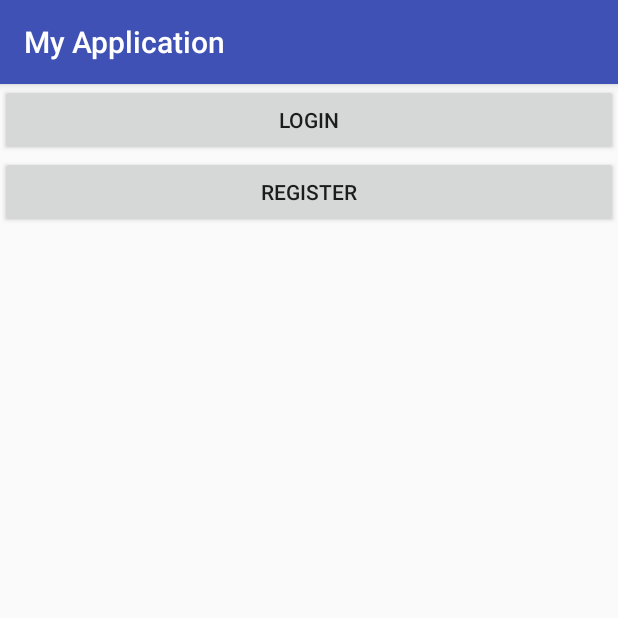
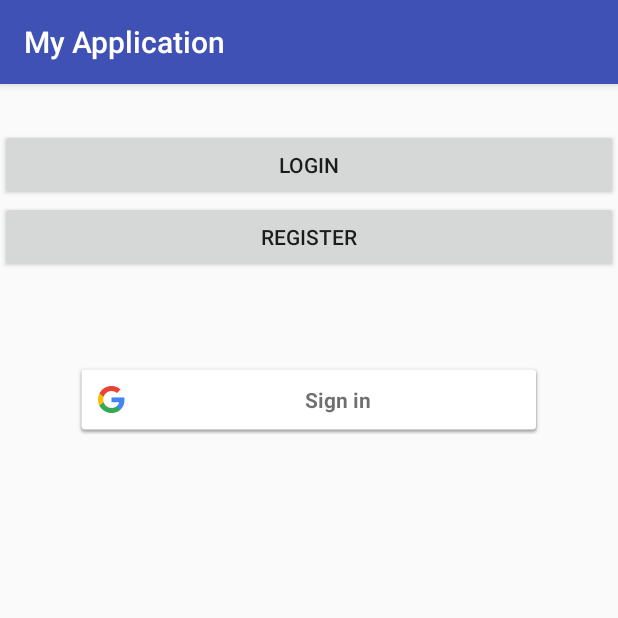
Before and after one commit to martacbs/ProjectCMU, an Android app: the screen it shows after launch (MainActivity), on a phone screen of 412 x 824 dp, the top half of it. Run offline under Robolectric (Android 15) with nearby library versions, the light colour scheme and no system bars.

Commit message:
google sign done v1

```diff
--- a/app/build.gradle
+++ b/app/build.gradle
@@ -23,11 +23,13 @@ dependencies {
     implementation fileTree(include: ['*.jar'], dir: 'libs')
     implementation 'com.android.support:appcompat-v7:26.1.0'
     implementation 'com.android.support.constraint:constraint-layout:1.0.2'
+    implementation 'com.google.firebase:firebase-messaging:11.8.0'
     testImplementation 'junit:junit:4.12'
     androidTestImplementation 'com.android.support.test:runner:1.0.1'
     androidTestImplementation 'com.android.support.test.espresso:espresso-core:3.0.1'
     compile 'com.android.support:recyclerview-v7:26.+'
-    compile 'com.google.android.gms:play-services-auth:11.6.0'
-    compile 'com.github.bumptech.glide:glide:4.5.0'
+    compile 'com.google.android.gms:play-services-auth:11.8.0'
+    compile 'com.github.bumptech.glide:glide:3.8.0'
+    compile 'com.google.firebase:firebase-ads:11.8.0'
 }
 apply plugin: 'com.google.gms.google-services'
--- a/app/src/main/java/com/example/martasantos/myapplication/MainActivity.java
+++ b/app/src/main/java/com/example/martasantos/myapplication/MainActivity.java
@@ -1,19 +1,37 @@
 package com.example.martasantos.myapplication;
 
 import android.content.Intent;
+import android.support.annotation.NonNull;
 import android.support.v7.app.AppCompatActivity;
 import android.os.Bundle;
 import android.view.View;
 import android.widget.Button;
+import android.widget.ImageView;
+import android.widget.LinearLayout;
+import android.widget.Toast;
 
+import com.bumptech.glide.Glide;
+import com.example.martasantos.myapplication.database.Interesses;
+import com.example.martasantos.myapplication.interests.UserInterests;
 import com.example.martasantos.myapplication.login.Login;
 import com.example.martasantos.myapplication.register.UserRegister;
+import com.google.android.gms.auth.api.Auth;
+import com.google.android.gms.auth.api.signin.GoogleSignInAccount;
+import com.google.android.gms.auth.api.signin.GoogleSignInOptions;
+import com.google.android.gms.auth.api.signin.GoogleSignInResult;
+import com.google.android.gms.common.ConnectionResult;
+import com.google.android.gms.common.SignInButton;
+import com.google.android.gms.common.api.GoogleApiClient;
 
 
-public class MainActivity extends AppCompatActivity {
+public class MainActivity extends AppCompatActivity implements View.OnClickListener, GoogleApiClient.OnConnectionFailedListener{
 
-
+//private LinearLayout Image_Section;
     Button register,login;
+    private SignInButton SignIn;
+    private GoogleApiClient googleApiClient;
+    private static final int REQ_CODE = 9001;
+   // private ImageView X_Agenda;
 
     @Override
     protected void onCreate(Bundle savedInstanceState) {
@@ -37,9 +55,86 @@ public class MainActivity extends AppCompatActivity {
             public void onClick(View v) {
                 Intent y=new Intent(getApplicationContext(),Login.class);
                 startActivity(y);
-                //
+
             }
         });
 
+        SignIn = (SignInButton)findViewById(R.id.bt_login);
+        SignIn.setOnClickListener(this);
+        GoogleSignInOptions signInOptions = new GoogleSignInOptions.Builder(GoogleSignInOptions.DEFAULT_SIGN_IN).requestEmail().build();
+        googleApiClient =  new GoogleApiClient.Builder(this).enableAutoManage(this, this).addApi(Auth.GOOGLE_SIGN_IN_API, signInOptions).build();
+
+//Image_Section = (LinearLayout)findViewById(R.id.image_section);
+
+
+
     }
+
+    @Override
+    public void onClick(View v) {
+
+        switch (v.getId()){
+            case R.id.bt_login:
+                signIn();
+                break;
+            //se quisermos fazer aqui case logout
+        }
     }
+
+    @Override
+    public void onConnectionFailed(@NonNull ConnectionResult connectionResult) {
+
+    }
+    private void signIn(){
+
+        Intent intent = Auth.GoogleSignInApi.getSignInIntent(googleApiClient);
+        startActivityForResult(intent, REQ_CODE);
+
+    }
+    private void handleResult(GoogleSignInResult result){
+
+        if (result.isSuccess()){
+            GoogleSignInAccount account = result.getSignInAccount();
+          //  String name = account.getDisplayName();
+       //     String email = account.getEmail();
+          //  String img_url = account.getPhotoUrl().toString();
+           // Name.setText(name);
+            //Email.setText(name);
+           // Glide.with(this).load(img_url).into(imagem_util);
+         //   String img_url = X_Agenda.toString();
+         //   Glide.with(this).load(img_url).into(X_Agenda);
+          //  Image_Section.setVisibility(View.VISIBLE);
+            updateUI(true);
+        }
+        else{
+           updateUI(false);
+        }
+
+    }
+    private void updateUI(boolean isLogin){
+
+        if (isLogin){
+           //por imagem_util visivel
+
+
+            Toast.makeText(getApplicationContext(), "Login with google sucessful", Toast.LENGTH_SHORT).show();
+            Intent z = new Intent(getApplicationContext(), UserInterests.class);
+            startActivity(z);
+        }
+
+        else {
+            //por imagem_util gone
+            SignIn.setVisibility(View.VISIBLE);
+        }
+
+    }
+
+    @Override
+    protected void onActivityResult(int requestCode, int resultCode, Intent data) {
+        super.onActivityResult(requestCode, resultCode, data);
+        if (requestCode==REQ_CODE){
+            GoogleSignInResult result = Auth.GoogleSignInApi.getSignInResultFromIntent(data);
+            handleResult(result);
+        }
+    }
+}
--- a/app/src/main/res/layout/activity_main.xml
+++ b/app/src/main/res/layout/activity_main.xml
@@ -6,11 +6,27 @@
     android:layout_height="match_parent"
     android:orientation="vertical"
     tools:context="com.example.martasantos.myapplication.MainActivity">
+<!--<LinearLayout
+    android:layout_width="200dp"
+    android:layout_height="200dp"
+    android:orientation="horizontal"
+    android:id="@+id/image_section"
+    android:layout_marginLeft="10dp"
+    android:layout_marginTop="40dp">
 
+    <ImageView
+        android:id="@+id/xagenda"
+        android:layout_width="200dp"
 
+        android:layout_height="match_parent"
+        android:src="@drawable/xagenda"
+
+        />
+</LinearLayout>-->
 
     <Button
         android:id="@+id/bRegister"
+        android:layout_marginTop="30dp"
         android:layout_width="match_parent"
         android:layout_height="wrap_content"
         android:text="Login"
@@ -19,10 +35,21 @@
 
     <Button
         android:id="@+id/bLogin"
+
         android:layout_width="match_parent"
         android:layout_height="wrap_content"
         android:text="Register"
         tools:layout_editor_absoluteX="148dp"
         tools:layout_editor_absoluteY="137dp" />
 
+  <com.google.android.gms.common.SignInButton
+      android:layout_width="match_parent"
+      android:layout_height="wrap_content"
+      android:layout_marginTop="60dp"
+      android:layout_marginRight="50dp"
+      android:layout_marginLeft="50dp"
+      android:id="@+id/bt_login">
+
+  </com.google.android.gms.common.SignInButton>
+
 </LinearLayout>
```
